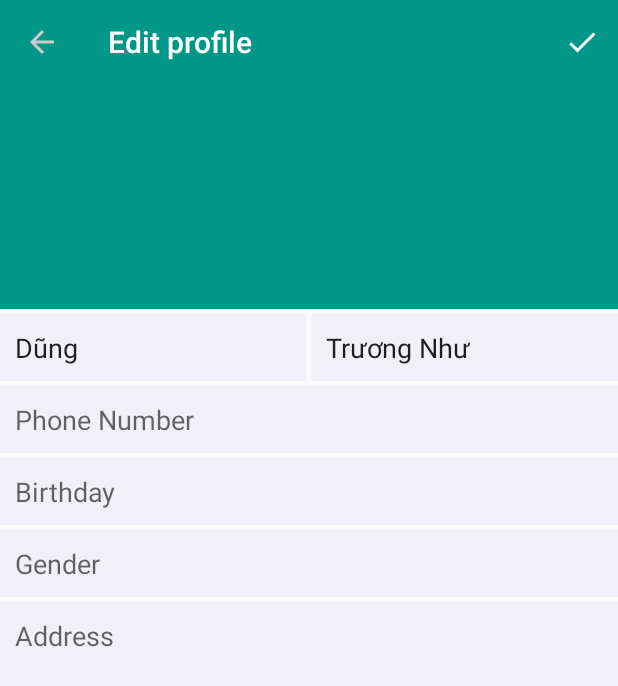
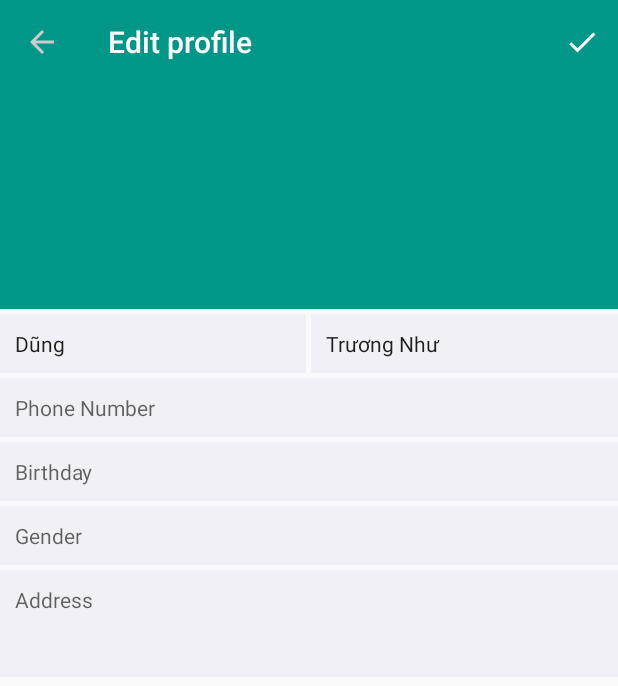
Before and after one commit to MinhDat/City-Travel, an Android app: the EditProfile screen opened directly, with no data from a screen before it, on a phone screen of 412 x 824 dp. Shown: the top 686 px of the screen. Run offline under Robolectric (Android 15) with nearby library versions, the phone set to English and light mode, and no system bars; our stand-ins replace ButterKnife; 1 statement that could not run was skipped.

```diff
--- a/CityTravel/app/src/main/res/layout/activity_edit_profile.xml
+++ b/CityTravel/app/src/main/res/layout/activity_edit_profile.xml
@@ -49,16 +49,19 @@
                     android:layout_width="0dp"
                     android:layout_height="wrap_content"
                     android:layout_weight="0.5"
+                    android:textSize="14sp"
                     android:background="@drawable/custom_edittext_profile"
                     android:hint="Name"
                     android:inputType="textEmailAddress"
-                    android:text="Dũng" />
+                    android:text="Dũng"
+                    android:id="@+id/editText" />
 
                 <EditText
                     android:layout_width="0dp"
                     android:layout_height="wrap_content"
                     android:layout_marginLeft="3dp"
                     android:layout_weight="0.5"
+                    android:textSize="14sp"
                     android:background="@drawable/custom_edittext_profile"
                     android:hint="Name"
                     android:inputType="textEmailAddress"
@@ -67,6 +70,7 @@
             </LinearLayout>
 
             <EditText
+                android:textSize="14sp"
                 android:layout_width="match_parent"
                 android:layout_height="wrap_content"
                 android:layout_marginTop="3dp"
@@ -75,6 +79,7 @@
                 android:inputType="number" />
 
             <EditText
+                android:textSize="14sp"
                 android:id="@+id/edt_birthday"
                 android:layout_width="match_parent"
                 android:layout_height="wrap_content"
@@ -85,6 +90,7 @@
                 android:inputType="date" />
 
             <EditText
+                android:textSize="14sp"
                 android:id="@+id/edt_gender"
                 android:layout_width="match_parent"
                 android:layout_height="wrap_content"
@@ -95,6 +101,7 @@
                 android:inputType="text" />
 
             <EditText
+                android:textSize="14sp"
                 android:id="@+id/edtAddress"
                 android:layout_width="match_parent"
                 android:layout_height="wrap_content"
```
Also changed, not shown: CityTravel/app/src/main/AndroidManifest.xml (+8 -11 lines), CityTravel/app/src/main/java/com/example/thaianhit/citytravel/MainActivity.java (+15 -4 lines), CityTravel/app/src/main/java/com/example/thaianhit/citytravel/fragment_home.java (+21 -14 lines), CityTravel/app/src/main/res/layout/activity_fragment_home.xml (+4 -6 lines), CityTravel/app/src/main/res/layout/activity_main.xml (+9 -0 lines).
